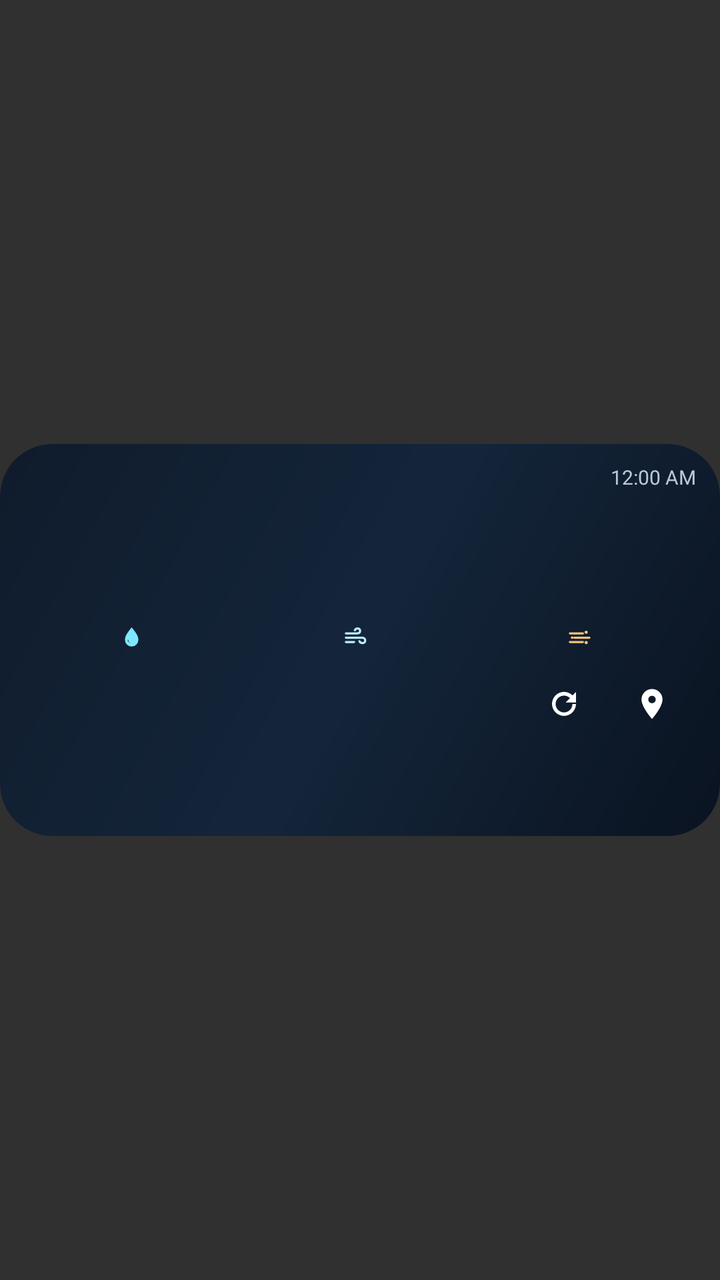
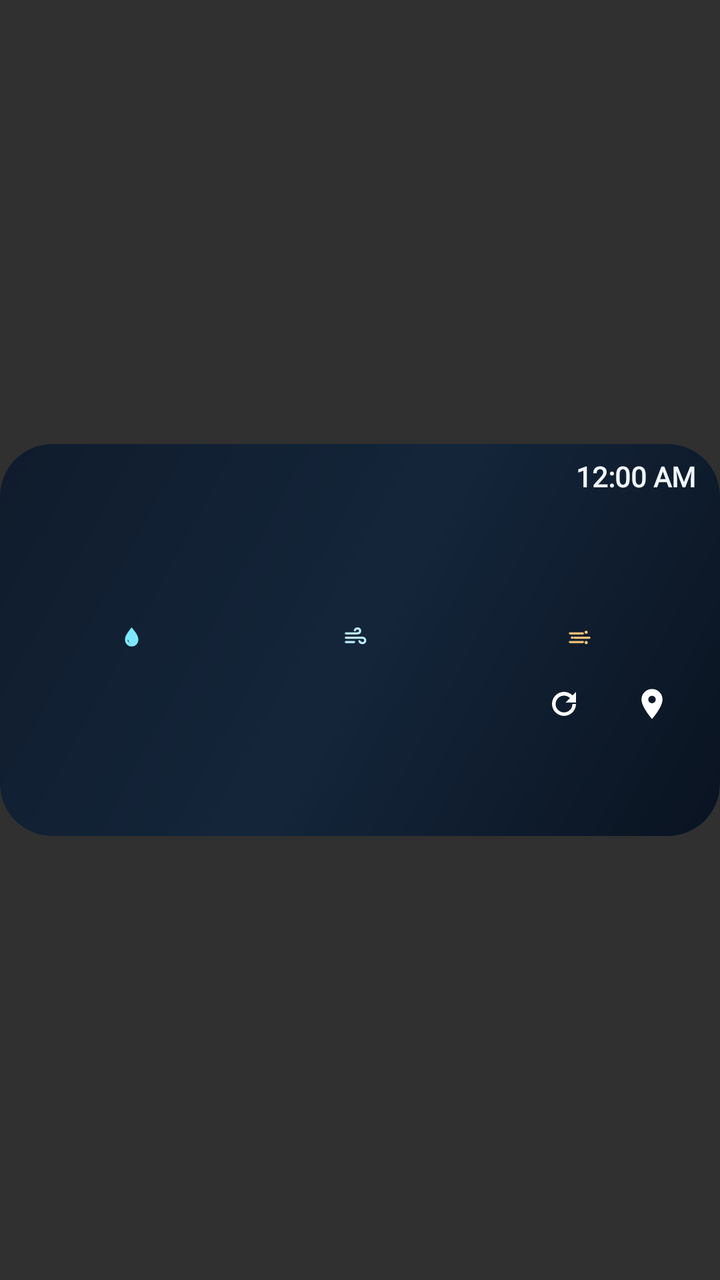

An Android layout rendered at two revisions. The XML below is the earlier revision; the diff shows what the commit changed to produce the second picture.
<!-- AndroidManifest.xml: application theme LaunchTheme -->
<!-- res/layout/nav_kurd_widget_en.xml -->
<?xml version="1.0" encoding="utf-8"?>
<FrameLayout xmlns:android="http://schemas.android.com/apk/res/android"
    android:layout_width="match_parent" android:layout_height="match_parent">
  <FrameLayout android:id="@+id/widget_root" android:layout_width="match_parent" android:layout_height="196dp" android:layout_gravity="center" android:background="@drawable/widget_background" android:clipToOutline="true">
    <ImageView android:id="@+id/widget_scene" android:layout_width="match_parent" android:layout_height="match_parent" android:importantForAccessibility="no" android:scaleType="fitXY" />
    <LinearLayout android:layout_width="match_parent" android:layout_height="match_parent" android:orientation="vertical" android:paddingStart="12dp" android:paddingEnd="12dp" android:paddingTop="6dp" android:paddingBottom="4dp">
        <LinearLayout android:layout_width="match_parent" android:layout_height="22dp" android:layoutDirection="ltr" android:gravity="center_vertical" android:orientation="horizontal">
            <ImageView android:id="@+id/widget_city" android:layout_width="0dp" android:layout_height="20dp" android:adjustViewBounds="true" android:scaleType="fitStart" android:contentDescription="@string/widget_description" android:layout_weight="1"/>
            <TextClock android:id="@+id/widget_local_time" android:layout_width="wrap_content" android:layout_height="wrap_content" android:layout_marginStart="8dp" android:fontFamily="@font/red_hat_display_variable" android:format12Hour="h:mm a" android:format24Hour="HH:mm" android:includeFontPadding="false" android:maxLines="1" android:textColor="#B8C9DE" android:textDirection="ltr" android:textSize="10sp" />
        </LinearLayout>
        <LinearLayout android:layout_width="match_parent" android:layout_height="44dp" android:gravity="center_vertical" android:layoutDirection="ltr" android:orientation="horizontal">
            <ImageView android:id="@+id/widget_weather_icon" android:layout_width="42dp" android:layout_height="42dp" android:contentDescription="@string/widget_description" android:scaleType="fitCenter" />
            <ImageView android:id="@+id/widget_temperature" android:layout_width="64dp" android:layout_height="40dp" android:adjustViewBounds="true" android:scaleType="fitStart" android:contentDescription="@string/widget_description" android:layout_marginStart="4dp"/>
            <ImageView android:id="@+id/widget_condition" android:layout_width="0dp" android:layout_height="26dp" android:adjustViewBounds="true" android:scaleType="fitStart" android:contentDescription="@string/widget_description" android:layout_weight="1" android:layout_marginStart="6dp"/>
        </LinearLayout>
        <LinearLayout android:layout_width="match_parent" android:layout_height="14dp" android:gravity="center_vertical" android:layoutDirection="ltr" android:orientation="horizontal">
            <ImageView android:id="@+id/widget_season" android:layout_width="60dp" android:layout_height="14dp" android:scaleType="fitCenter" android:contentDescription="@string/widget_description" />
            <ImageView android:id="@+id/widget_phase" android:layout_width="100dp" android:layout_height="14dp" android:scaleType="fitCenter" android:contentDescription="@string/widget_description" />
        </LinearLayout>
        <LinearLayout android:layout_width="match_parent" android:layout_height="22dp" android:gravity="center_vertical" android:layoutDirection="ltr" android:orientation="horizontal">
            <LinearLayout  android:layout_width="0dp" android:layout_height="22dp" android:layout_weight="1" android:gravity="center" android:orientation="horizontal">
                <ImageView  android:layout_width="13dp" android:layout_height="13dp" android:importantForAccessibility="no" android:src="@drawable/ic_widget_humidity" />
                <ImageView android:id="@+id/widget_humidity" android:layout_width="wrap_content" android:layout_height="18dp" android:adjustViewBounds="true" android:scaleType="fitStart" android:contentDescription="@string/widget_description" android:layout_marginStart="4dp"/>
            </LinearLayout>
            <LinearLayout  android:layout_width="0dp" android:layout_height="22dp" android:layout_weight="1" android:gravity="center" android:orientation="horizontal">
                <ImageView  android:layout_width="13dp" android:layout_height="13dp" android:importantForAccessibility="no" android:src="@drawable/ic_widget_wind" />
                <ImageView android:id="@+id/widget_wind" android:layout_width="wrap_content" android:layout_height="18dp" android:adjustViewBounds="true" android:scaleType="fitStart" android:contentDescription="@string/widget_description" android:layout_marginStart="4dp"/>
            </LinearLayout>
            <LinearLayout android:id="@+id/widget_dust_group" android:layout_width="0dp" android:layout_height="22dp" android:layout_weight="1" android:gravity="center" android:orientation="horizontal">
                <ImageView android:id="@+id/widget_dust_icon" android:layout_width="13dp" android:layout_height="13dp" android:importantForAccessibility="no" android:src="@drawable/ic_widget_dust" />
                <ImageView android:id="@+id/widget_dust" android:layout_width="wrap_content" android:layout_height="18dp" android:adjustViewBounds="true" android:scaleType="fitStart" android:contentDescription="@string/widget_description" android:layout_marginStart="4dp"/>
            </LinearLayout>
        </LinearLayout>
        <LinearLayout android:id="@+id/widget_forecast_row" android:layout_width="match_parent" android:layout_height="36dp" android:layout_marginTop="2dp" android:orientation="horizontal" android:layoutDirection="ltr" android:visibility="gone">
            <LinearLayout android:layout_width="0dp" android:layout_height="match_parent" android:layout_weight="1" android:gravity="center" android:orientation="vertical">
                <ImageView android:id="@+id/widget_hour_0" android:layout_width="match_parent" android:layout_height="14dp" android:scaleType="fitCenter" android:contentDescription="@string/widget_description" />
                <ImageView android:id="@+id/widget_forecast_0" android:layout_width="match_parent" android:layout_height="20dp" android:scaleType="fitCenter" android:contentDescription="@string/widget_description" />
            </LinearLayout>
            <LinearLayout android:layout_width="0dp" android:layout_height="match_parent" android:layout_weight="1" android:gravity="center" android:orientation="vertical">
                <ImageView android:id="@+id/widget_hour_1" android:layout_width="match_parent" android:layout_height="14dp" android:scaleType="fitCenter" android:contentDescription="@string/widget_description" />
                <ImageView android:id="@+id/widget_forecast_1" android:layout_width="match_parent" android:layout_height="20dp" android:scaleType="fitCenter" android:contentDescription="@string/widget_description" />
            </LinearLayout>
            <LinearLayout android:layout_width="0dp" android:layout_height="match_parent" android:layout_weight="1" android:gravity="center" android:orientation="vertical">
                <ImageView android:id="@+id/widget_hour_2" android:layout_width="match_parent" android:layout_height="14dp" android:scaleType="fitCenter" android:contentDescription="@string/widget_description" />
                <ImageView android:id="@+id/widget_forecast_2" android:layout_width="match_parent" android:layout_height="20dp" android:scaleType="fitCenter" android:contentDescription="@string/widget_description" />
            </LinearLayout>
            <LinearLayout android:layout_width="0dp" android:layout_height="match_parent" android:layout_weight="1" android:gravity="center" android:orientation="vertical">
                <ImageView android:id="@+id/widget_hour_3" android:layout_width="match_parent" android:layout_height="14dp" android:scaleType="fitCenter" android:contentDescription="@string/widget_description" />
                <ImageView android:id="@+id/widget_forecast_3" android:layout_width="match_parent" android:layout_height="20dp" android:scaleType="fitCenter" android:contentDescription="@string/widget_description" />
            </LinearLayout>
            <LinearLayout android:layout_width="0dp" android:layout_height="match_parent" android:layout_weight="1" android:gravity="center" android:orientation="vertical">
                <ImageView android:id="@+id/widget_hour_4" android:layout_width="match_parent" android:layout_height="14dp" android:scaleType="fitCenter" android:contentDescription="@string/widget_description" />
                <ImageView android:id="@+id/widget_forecast_4" android:layout_width="match_parent" android:layout_height="20dp" android:scaleType="fitCenter" android:contentDescription="@string/widget_description" />
            </LinearLayout>
        </LinearLayout>
        <LinearLayout android:layout_width="match_parent" android:layout_height="44dp" android:gravity="center_vertical" android:layoutDirection="ltr" android:orientation="horizontal">
            <LinearLayout android:layout_width="0dp" android:layout_height="wrap_content" android:layout_weight="1" android:orientation="vertical">
                <ImageView android:id="@+id/widget_detail" android:layout_width="match_parent" android:layout_height="16dp" android:adjustViewBounds="true" android:scaleType="fitStart" android:contentDescription="@string/widget_description" android:visibility="gone"/>
                <ImageView android:id="@+id/widget_updated" android:layout_width="match_parent" android:layout_height="16dp" android:adjustViewBounds="true" android:scaleType="fitStart" android:contentDescription="@string/widget_description" />
            </LinearLayout>
            <ImageView android:id="@+id/widget_refresh" android:layout_width="44dp" android:layout_height="44dp" android:padding="13dp" android:contentDescription="@string/widget_refresh" android:src="@drawable/ic_widget_refresh" />
            <ImageView android:id="@+id/widget_locate" android:layout_width="44dp" android:layout_height="44dp" android:padding="13dp" android:contentDescription="@string/widget_locate" android:src="@drawable/ic_widget_locate" />
        </LinearLayout>
    </LinearLayout>
  </FrameLayout>
</FrameLayout>
<!-- resources referenced by this layout -->
<resources>
  <!-- drawable ic_widget_dust (drawable) -->
  <vector xmlns:android="http://schemas.android.com/apk/res/android" android:width="24dp" android:height="24dp" android:viewportWidth="24" android:viewportHeight="24"><path android:fillColor="#00000000" android:strokeColor="#FFF4C477" android:strokeLineCap="round" android:strokeWidth="2" android:pathData="M3,8h12M7,12h14M3,16h12" /><path android:fillColor="#FFF4C477" android:pathData="M18,5.5a1.5,1.5 0,1 0,0 3a1.5,1.5 0,0 0,0 -3M5,10.8a1.2,1.2 0,1 0,0 2.4a1.2,1.2 0,0 0,0 -2.4M18,15a1.5,1.5 0,1 0,0 3a1.5,1.5 0,0 0,0 -3" /></vector>
  <!-- drawable ic_widget_humidity (drawable) -->
  <vector xmlns:android="http://schemas.android.com/apk/res/android" android:width="24dp" android:height="24dp" android:viewportWidth="24" android:viewportHeight="24"><path android:fillColor="#FF7DE7FF" android:pathData="M12,2.4C9.1,6.4 5.8,9.7 5.8,14a6.2,6.2 0,0 0,12.4 0C18.2,9.7 14.9,6.4 12,2.4zM9,14.3a3.3,3.3 0,0 0,3.3 3.3c0.6,0 1.1,-0.2 1.6,-0.4A4.1,4.1 0,0 1,8.2 13.4c0,0.3 0.3,0.9 0.8,0.9z" /></vector>
  <!-- drawable ic_widget_locate (drawable) -->
  <vector xmlns:android="http://schemas.android.com/apk/res/android" android:width="24dp" android:height="24dp" android:viewportWidth="24" android:viewportHeight="24"><path android:fillColor="#FFFFFFFF" android:pathData="M12,2a7,7 0,0 0,-7 7c0,5.1 7,13 7,13s7,-7.9 7,-13a7,7 0,0 0,-7 -7zM12,6.5A2.5,2.5 0,1 1,12 11.5A2.5,2.5 0,0 1,12 6.5z" /></vector>
  <!-- drawable ic_widget_refresh (drawable) -->
  <vector xmlns:android="http://schemas.android.com/apk/res/android" android:width="24dp" android:height="24dp" android:viewportWidth="24" android:viewportHeight="24"><path android:fillColor="#FFFFFFFF" android:pathData="M17.7,6.3A8,8 0,1 0,20 12h-2.4a5.6,5.6 0,1 1,-1.6 -3.9L13,11h7V4l-2.3,2.3z" /></vector>
  <!-- drawable ic_widget_wind (drawable) -->
  <vector xmlns:android="http://schemas.android.com/apk/res/android" android:width="24dp" android:height="24dp" android:viewportWidth="24" android:viewportHeight="24"><path android:fillColor="#00000000" android:strokeColor="#FFBCEEFF" android:strokeLineCap="round" android:strokeLineJoin="round" android:strokeWidth="2" android:pathData="M3,8h10.5c3.4,0 3.4,-4.5 0.4,-4.5c-1.3,0 -2.2,0.7 -2.6,1.6M3,12h15c3.6,0 3.8,5 0.3,5c-1.4,0 -2.3,-0.7 -2.8,-1.7M3,16h7.5" /></vector>
  <!-- drawable widget_background (drawable) -->
  <?xml version="1.0" encoding="utf-8"?>
  <shape xmlns:android="http://schemas.android.com/apk/res/android"
      android:shape="rectangle">
      <gradient
          android:angle="315"
          android:centerColor="#F212243A"
          android:endColor="#F207111F"
          android:startColor="#F20D1A2B" />
      <corners android:radius="26dp" />
  </shape>
  <string name="widget_description">NAV KURD weather, location and offline map status</string>
  <string name="widget_locate">LOCATE</string>
  <string name="widget_refresh">نوێکردنەوەی کەش و هەوا</string>
  <!-- drawable launch_background (drawable) -->
  <?xml version="1.0" encoding="utf-8"?>
  <layer-list xmlns:android="http://schemas.android.com/apk/res/android">
      <item android:drawable="@color/nav_kurd_background" />
      <item>
          <bitmap
              android:gravity="center"
              android:src="@mipmap/ic_launcher" />
      </item>
  </layer-list>
  <color name="nav_kurd_cyan">#4CCBFF</color>
  <color name="nav_kurd_background">#07111F</color>
  <!-- unchanged entries left out for length: 1 -->
</resources>

<!-- the commit's change to res/layout/nav_kurd_widget_en.xml (unified diff, before → after) -->
@@ -6,7 +6,7 @@
     <LinearLayout android:layout_width="match_parent" android:layout_height="match_parent" android:orientation="vertical" android:paddingStart="12dp" android:paddingEnd="12dp" android:paddingTop="6dp" android:paddingBottom="4dp">
         <LinearLayout android:layout_width="match_parent" android:layout_height="22dp" android:layoutDirection="ltr" android:gravity="center_vertical" android:orientation="horizontal">
             <ImageView android:id="@+id/widget_city" android:layout_width="0dp" android:layout_height="20dp" android:adjustViewBounds="true" android:scaleType="fitStart" android:contentDescription="@string/widget_description" android:layout_weight="1"/>
-            <TextClock android:id="@+id/widget_local_time" android:layout_width="wrap_content" android:layout_height="wrap_content" android:layout_marginStart="8dp" android:fontFamily="@font/red_hat_display_variable" android:format12Hour="h:mm a" android:format24Hour="HH:mm" android:includeFontPadding="false" android:maxLines="1" android:textColor="#B8C9DE" android:textDirection="ltr" android:textSize="10sp" />
+            <TextClock android:id="@+id/widget_local_time" android:layout_width="wrap_content" android:layout_height="wrap_content" android:layout_marginStart="8dp" android:fontFamily="@font/red_hat_display_variable" android:format12Hour="h:mm a" android:format24Hour="HH:mm" android:includeFontPadding="false" android:maxLines="1" android:textStyle="bold" android:textColor="#F1F6FF" android:textDirection="ltr" android:textSize="14sp" />
         </LinearLayout>
         <LinearLayout android:layout_width="match_parent" android:layout_height="44dp" android:gravity="center_vertical" android:layoutDirection="ltr" android:orientation="horizontal">
             <ImageView android:id="@+id/widget_weather_icon" android:layout_width="42dp" android:layout_height="42dp" android:contentDescription="@string/widget_description" android:scaleType="fitCenter" />
